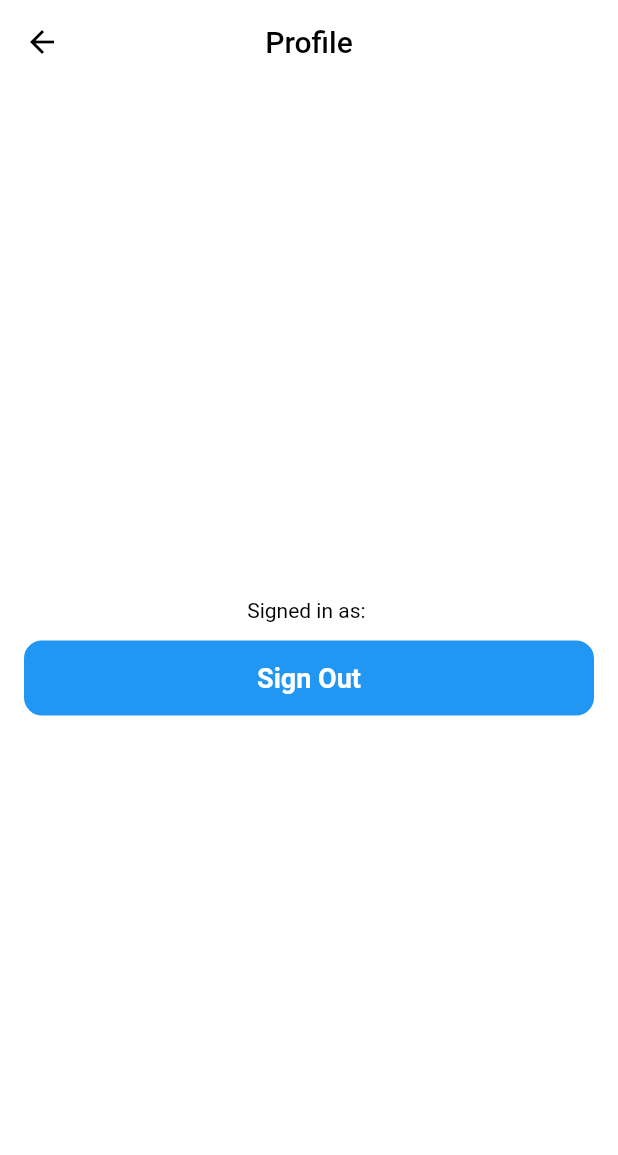
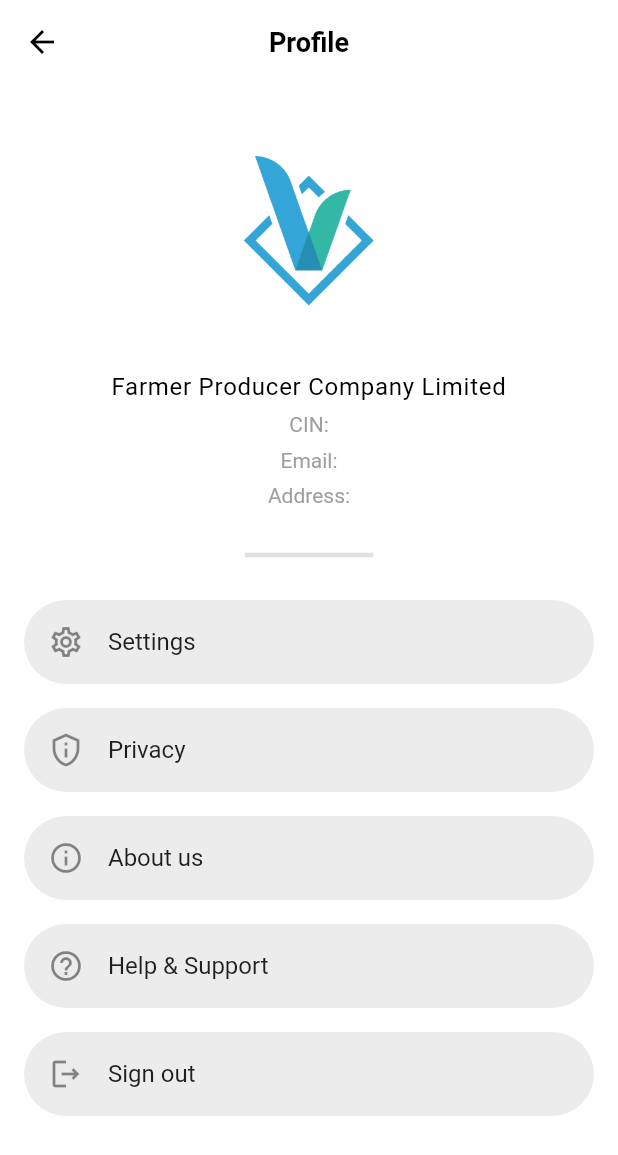
Before and after one commit to VijayGanganapalli/vfpcl, a Flutter app: the ProfileScreen screen opened directly, on a phone screen of 412 x 824 dp. Shown: the top 1155 px of the screen. Run offline on Flutter 3.47's test engine with Material 2 defaults, Android fonts, the phone set to English and light mode, and no system bars; our stand-ins replace animated_text_kit, cloud_firestore, firebase_auth, firebase_core, firebase_storage, image_cropper and 1 more; accounts and stored records are empty.

Commit message:
Implemented profile screen as advanced

```diff
--- a/lib/screens/profile_screen/profile_screen.dart
+++ b/lib/screens/profile_screen/profile_screen.dart
@@ -1,8 +1,11 @@
+import 'dart:io';
+
+import 'package:cloud_firestore/cloud_firestore.dart';
 import 'package:firebase_auth/firebase_auth.dart';
 import 'package:flutter/material.dart';
+import 'package:vfpcl/constants/colors.dart';
 import 'package:vfpcl/constants/device.dart';
-
-import '../../widgets/custom_button.dart';
+import 'package:vfpcl/widgets/custom_list_tile.dart';
 
 class ProfileScreen extends StatefulWidget {
   final String appBarTitle;
@@ -15,39 +18,136 @@ class ProfileScreen extends StatefulWidget {
 class _ProfileScreenState extends State<ProfileScreen> {
   final user = FirebaseAuth.instance.currentUser!;
   final device = Device();
+  File? memberImageFile;
 
   @override
   Widget build(BuildContext context) {
     return Scaffold(
       appBar: AppBar(
-        title: Text(widget.appBarTitle),
+        title: Text(
+          "Profile",
+          style: Theme.of(context).textTheme.headline2!.copyWith(
+                fontWeight: FontWeight.w600,
+              ),
+        ),
       ),
-      body: Padding(
-        padding: const EdgeInsets.all(16.0),
-        child: Center(
-          child: Column(
-            mainAxisAlignment: MainAxisAlignment.center,
-            children: [
-              Padding(
-                padding: const EdgeInsets.only(bottom: 8.0),
-                child: Text(
-                  "Signed in as: ${user.email}",
-                  style: Theme.of(context).textTheme.bodyText2,
+      body: StreamBuilder(
+        stream: FirebaseFirestore.instance
+            .collection('fpcs')
+            .doc(FirebaseAuth.instance.currentUser!.uid)
+            .snapshots(),
+        builder: (context, snapshot) {
+          if (snapshot.hasError) {
+            return Scaffold(
+              body: Center(
+                child: Text("Error: ${snapshot.error}"),
+              ),
+            );
+          }
+          if (snapshot.connectionState == ConnectionState.waiting) {
+            return const Scaffold(
+              body: Center(
+                child: CircularProgressIndicator(color: primaryColor),
+              ),
+            );
+          }
+          if (snapshot.hasData) {
+            var companyName = snapshot.data!.get('companyName');
+            return ListView(
+              physics: const BouncingScrollPhysics(),
+              padding: const EdgeInsets.all(16),
+              children: [
+                const SizedBox(height: 32),
+                Image.asset(
+                  "assets/images/company_no_bg_logo.png",
+                  width: 100,
+                  height: 100,
                 ),
-              ),
-              SizedBox(
-                width: device.width(context),
-                child: CustomButton(
-                  buttonText: "Sign Out",
-                  outlineButton: false,
-                  onPressed: () {
+                const SizedBox(height: 8),
+                Text(
+                  companyName.toString().split(" ")[0],
+                  textAlign: TextAlign.center,
+                  softWrap: true,
+                  style: const TextStyle(
+                    fontSize: 24,
+                    fontWeight: FontWeight.w500,
+                    letterSpacing: 0.5,
+                  ),
+                ),
+                const SizedBox(height: 8),
+                const Text(
+                  "Farmer Producer Company Limited",
+                  softWrap: true,
+                  textAlign: TextAlign.center,
+                  style: TextStyle(
+                    fontSize: 16,
+                    fontWeight: FontWeight.w400,
+                    letterSpacing: 0.5,
+                    //wordSpacing: 4,
+                  ),
+                ),
+                const SizedBox(height: 8),
+                Text(
+                  "CIN: ${snapshot.data!.get('companyCIN')}",
+                  textAlign: TextAlign.center,
+                  style: const TextStyle(color: greyColor),
+                ),
+                const SizedBox(height: 8),
+                Text(
+                  "Email: ${snapshot.data!.get('emailAddress')}",
+                  textAlign: TextAlign.center,
+                  style: const TextStyle(color: greyColor),
+                ),
+                Text(
+                  "Address: ${snapshot.data!.get('companyAddress')}",
+                  textAlign: TextAlign.center,
+                  style: const TextStyle(
+                    color: greyColor,
+                    wordSpacing: 2,
+                    height: 1.8,
+                  ),
+                  softWrap: true,
+                ),
+                Divider(
+                  thickness: 3,
+                  height: 60,
+                  indent: MediaQuery.of(context).size.width / 2.8,
+                  endIndent: MediaQuery.of(context).size.width / 2.8,
+                ),
+                const CustomListTile(
+                  leading: Icon(Icons.settings_outlined),
+                  title: "Settings",
+                ),
+                const SizedBox(height: 16),
+                const CustomListTile(
+                  leading: Icon(Icons.privacy_tip_outlined),
+                  title: "Privacy",
+                ),
+                const SizedBox(height: 16),
+                const CustomListTile(
+                  leading: Icon(Icons.info_outline),
+                  title: "About us",
+                ),
+                const SizedBox(height: 16),
+                const CustomListTile(
+                  leading: Icon(Icons.help_outline),
+                  title: "Help & Support",
+                ),
+                const SizedBox(height: 16),
+                CustomListTile(
+                  leading: const Icon(Icons.logout_outlined),
+                  title: "Sign out",
+                  onTap: () {
                     FirebaseAuth.instance.signOut();
                   },
                 ),
-              ),
-            ],
-          ),
-        ),
+              ],
+            );
+          }
+          return const Center(
+            child: CircularProgressIndicator(),
+          );
+        },
       ),
     );
   }
```
